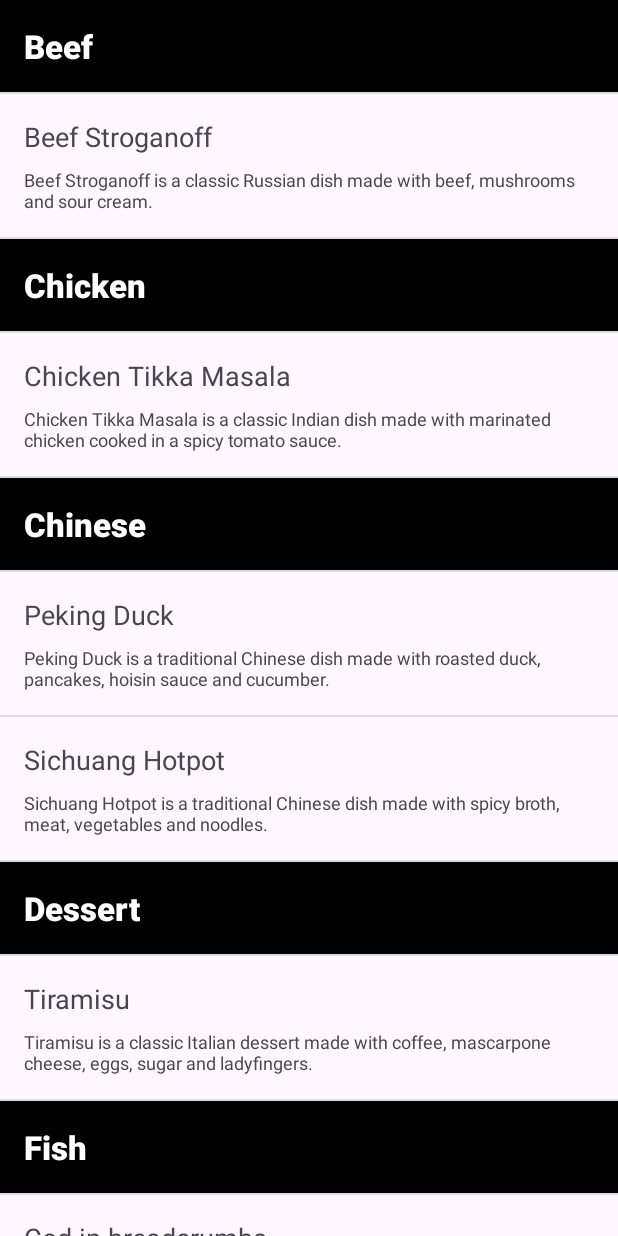
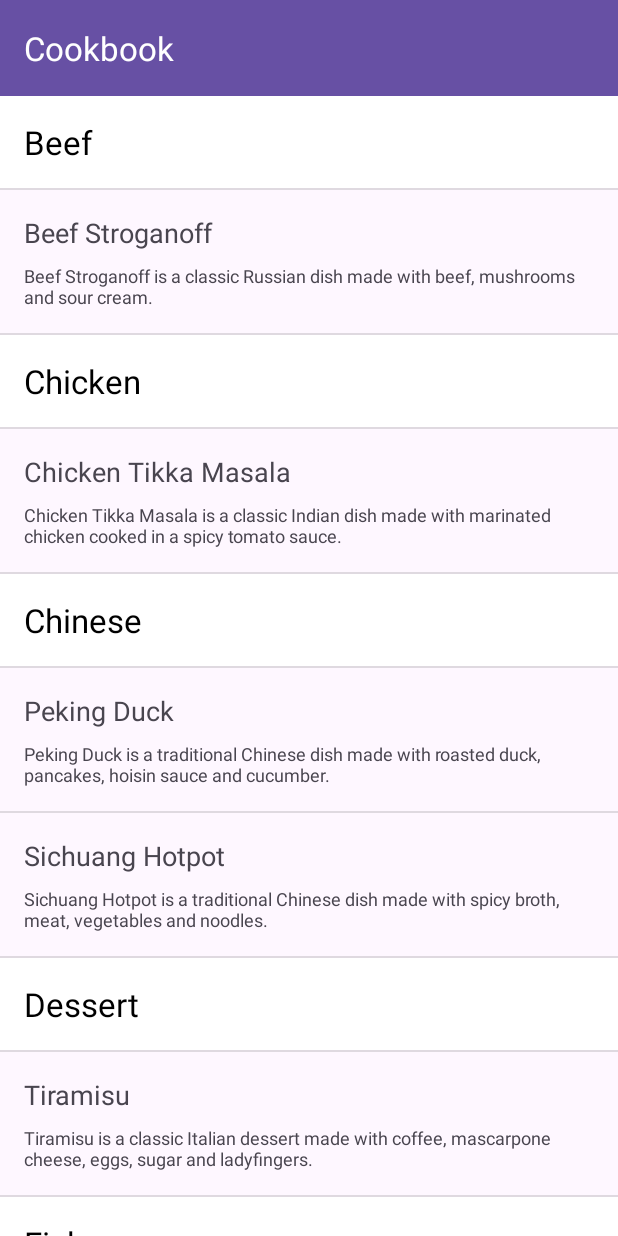
Before and after one commit to Narruplay-a/homework_navigation, an Android app: the screen it shows after launch (MainActivity), on a phone screen of 412 x 824 dp. Run offline under Robolectric (Android 15) with nearby library versions, the phone set to English and light mode, and no system bars; our stand-ins replace navigation-ui.

Commit message:
fix layout

```diff
--- a/app/src/main/kotlin/ru/otus/cookbook/MainActivity.kt
+++ b/app/src/main/kotlin/ru/otus/cookbook/MainActivity.kt
@@ -1,24 +1,55 @@
 package ru.otus.cookbook
 
 import android.os.Bundle
+import android.view.Menu
+import android.widget.ImageButton
 import androidx.activity.addCallback
 import androidx.appcompat.app.AppCompatActivity
 import androidx.navigation.findNavController
+import androidx.navigation.fragment.NavHostFragment
+import androidx.navigation.ui.AppBarConfiguration
+import androidx.navigation.ui.setupActionBarWithNavController
+import com.google.android.material.appbar.MaterialToolbar
 import ru.otus.cookbook.databinding.ActivityMainBinding
 
 class MainActivity : AppCompatActivity() {
 
     private lateinit var binding: ActivityMainBinding
 
+    val fragmentsWithButton = setOf(
+        R.id.fragment_recipe,
+    )
+
     override fun onCreate(savedInstanceState: Bundle?) {
         super.onCreate(savedInstanceState)
         binding = ActivityMainBinding.inflate(layoutInflater)
         setContentView(binding.root)
+
+        val toolbar = findViewById<MaterialToolbar>(R.id.topAppBar)
+        setSupportActionBar(toolbar)
+
+        val navHostFragment = supportFragmentManager
+            .findFragmentById(R.id.fragment_container_view) as NavHostFragment
+        val navController = navHostFragment.navController
+
+        val appBarConfiguration = AppBarConfiguration(navController.graph)
+        setupActionBarWithNavController(navController, appBarConfiguration)
 
         onBackPressedDispatcher.addCallback(this) {
             if (!findNavController(R.id.fragment_container_view).popBackStack()) {
                 finish()
             }
         }
+
+        navController.addOnDestinationChangedListener { _, destination, _ ->
+            val shouldShow = fragmentsWithButton.contains(destination.id)
+            toolbar.findViewById<ImageButton>(R.id.deleteButton)?.visibility =
+                if (shouldShow) ImageButton.VISIBLE else ImageButton.GONE
+        }
+    }
+
+    override fun onSupportNavigateUp(): Boolean {
+        val navController = findNavController(R.id.fragment_container_view)
+        return navController.navigateUp() || super.onSupportNavigateUp()
     }
 }
--- a/app/src/main/kotlin/ru/otus/cookbook/ui/CookbookFragment.kt
+++ b/app/src/main/kotlin/ru/otus/cookbook/ui/CookbookFragment.kt
@@ -11,9 +11,11 @@ import androidx.lifecycle.lifecycleScope
 import androidx.navigation.fragment.findNavController
 import androidx.recyclerview.widget.DividerItemDecoration
 import androidx.recyclerview.widget.LinearLayoutManager
+import com.google.android.material.appbar.MaterialToolbar
 import kotlinx.coroutines.launch
 import ru.otus.cookbook.CookbookAdapter
 import ru.otus.cookbook.Listener
+import ru.otus.cookbook.R
 import ru.otus.cookbook.data.RecipeListItem
 import ru.otus.cookbook.databinding.FragmentCookbookBinding
 
--- /dev/null
+++ b/app/src/main/res/drawable/dialog_background.xml
@@ -0,0 +1,5 @@
+<?xml version="1.0" encoding="utf-8"?>
+<shape xmlns:android="http://schemas.android.com/apk/res/android">
+    <solid android:color="@color/design_default_color_background"/>
+    <corners android:radius="28dp"/>
+</shape>
--- /dev/null
+++ b/app/src/main/res/drawable/rounded_corners.xml
@@ -0,0 +1,5 @@
+<?xml version="1.0" encoding="utf-8"?>
+<shape xmlns:android="http://schemas.android.com/apk/res/android">
+    <corners android:radius="16dp"/>
+    <solid android:color="@android:color/transparent"/>
+</shape>
--- /dev/null
+++ b/app/src/main/res/drawable/trailing_icon.xml
@@ -0,0 +1,13 @@
+<vector xmlns:android="http://schemas.android.com/apk/res/android"
+    android:width="48dp"
+    android:height="48dp"
+    android:viewportWidth="48"
+    android:viewportHeight="48">
+  <group>
+    <clip-path
+        android:pathData="M24,4L24,4A20,20 0,0 1,44 24L44,24A20,20 0,0 1,24 44L24,44A20,20 0,0 1,4 24L4,24A20,20 0,0 1,24 4z"/>
+    <path
+        android:pathData="M19,33C18.45,33 17.979,32.804 17.587,32.412C17.196,32.021 17,31.55 17,31V18H16V16H21V15H27V16H32V18H31V31C31,31.55 30.804,32.021 30.413,32.412C30.021,32.804 29.55,33 29,33H19ZM29,18H19V31H29V18ZM21,29H23V20H21V29ZM25,29H27V20H25V29Z"
+        android:fillColor="#49454F"/>
+  </group>
+</vector>
--- a/app/src/main/res/layout/activity_main.xml
+++ b/app/src/main/res/layout/activity_main.xml
@@ -1,9 +1,37 @@
 <?xml version="1.0" encoding="utf-8"?>
-<androidx.fragment.app.FragmentContainerView xmlns:android="http://schemas.android.com/apk/res/android"
-    android:id="@+id/fragment_container_view"
-    android:name="androidx.navigation.fragment.NavHostFragment"
+<LinearLayout xmlns:android="http://schemas.android.com/apk/res/android"
     android:layout_width="match_parent"
     android:layout_height="match_parent"
     xmlns:app="http://schemas.android.com/apk/res-auto"
-    app:navGraph="@navigation/nav_graph"
-    />
+    android:orientation="vertical">
+
+    <com.google.android.material.appbar.MaterialToolbar
+        android:id="@+id/topAppBar"
+        android:layout_width="match_parent"
+        android:layout_height="?attr/actionBarSize"
+        android:background="?attr/colorPrimary"
+        android:elevation="4dp"
+        app:titleTextColor="@color/white"
+        app:navigationIconTint="@color/white">
+
+        <androidx.appcompat.widget.AppCompatImageButton
+            android:id="@+id/deleteButton"
+            android:layout_width="wrap_content"
+            android:layout_height="wrap_content"
+            android:layout_gravity="end"
+            android:src="@drawable/trailing_icon"
+            android:background="?attr/selectableItemBackgroundBorderless"
+            android:contentDescription="@string/rf_button"
+            app:tint="@color/white" />
+
+    </com.google.android.material.appbar.MaterialToolbar>
+
+    <androidx.fragment.app.FragmentContainerView xmlns:android="http://schemas.android.com/apk/res/android"
+        android:id="@+id/fragment_container_view"
+        android:name="androidx.navigation.fragment.NavHostFragment"
+        android:layout_width="match_parent"
+        android:layout_height="match_parent"
+        xmlns:app="http://schemas.android.com/apk/res-auto"
+        app:navGraph="@navigation/nav_graph"
+        />
+</LinearLayout>
--- a/app/src/main/res/layout/fragment_cookbook.xml
+++ b/app/src/main/res/layout/fragment_cookbook.xml
@@ -9,6 +9,7 @@
         app:layoutManager="androidx.recyclerview.widget.LinearLayoutManager"
         app:divider="@drawable/divider"
         android:layout_width="match_parent"
-        android:layout_height="match_parent" />
+        android:layout_height="match_parent"
+        />
 
 </androidx.constraintlayout.widget.ConstraintLayout>
--- a/app/src/main/res/layout/vh_recipe_category.xml
+++ b/app/src/main/res/layout/vh_recipe_category.xml
@@ -3,13 +3,12 @@
     xmlns:app="http://schemas.android.com/apk/res-auto"
     android:layout_width="match_parent"
     android:layout_height="wrap_content"
-    android:background="@color/black">
+    android:background="@color/white">
 
     <TextView
         android:id="@+id/textView"
-        android:textColor="@color/white"
+        android:textColor="@color/black"
         android:textSize="22sp"
-        android:fontFamily="sans-serif-black"
         android:layout_width="match_parent"
         android:layout_height="wrap_content"
         android:layout_marginStart="16dp"
--- a/app/src/main/res/navigation/nav_graph.xml
+++ b/app/src/main/res/navigation/nav_graph.xml
@@ -7,7 +7,7 @@
     <fragment
         android:id="@+id/fragment_cookbook"
         android:name="ru.otus.cookbook.ui.CookbookFragment"
-        android:label="listFragment"
+        android:label="Cookbook"
         >
 
         <action
@@ -23,7 +23,6 @@
     <fragment
         android:id="@+id/fragment_recipe"
         android:name="ru.otus.cookbook.ui.RecipeFragment"
-        android:label="recipeFragment"
         >
 
         <argument
```
Also changed, not shown: app/src/main/kotlin/ru/otus/cookbook/ui/RecipeDeleteDialogFragment.kt (+5 -8 lines), app/src/main/kotlin/ru/otus/cookbook/ui/RecipeFragment.kt (+19 -4 lines), app/src/main/res/layout/fragment_recipe.xml (+11 -20 lines), app/src/main/res/values/strings.xml (+6 -7 lines), app/src/main/res/values/styles.xml (added, +25 -0 lines), app/src/main/res/values/themes.xml (+9 -2 lines).
